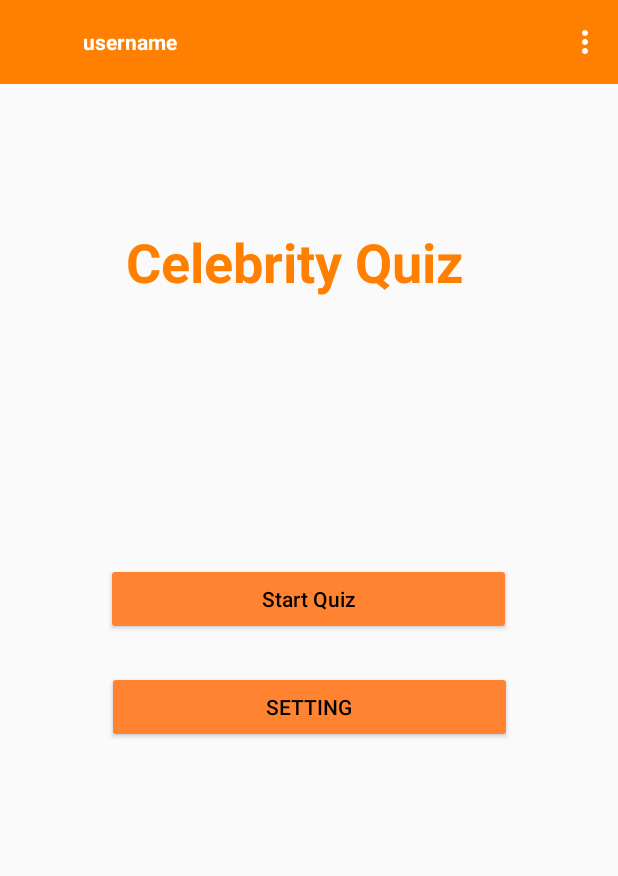
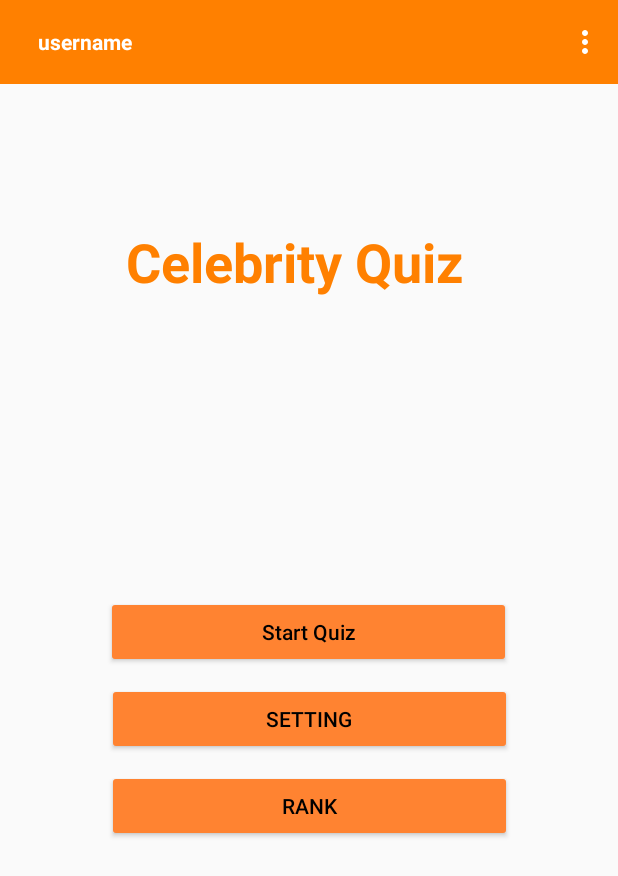
Before and after one commit to ChoYeonJun/CelebrityQuiz, an Android app: the screen it shows after launch once a user with an empty profile is signed in (StartActivity), on a phone screen of 412 x 824 dp. Shown: the top 876 px of the screen. Run offline under Robolectric (Android 15) with nearby library versions, the phone set to English and light mode, and no system bars; our stand-ins replace CircleImageView, Firebase (no records; nobody signed in at launch, a user with empty details on screens opened directly); pictures from the network do not load; 6 statements that could not run were skipped.

Commit message:
랭킹 화면 메인페이지 이동, 랭킹 기록 파일로 저장

```diff
--- a/app/src/main/java/com/example/celebrityquiz/StartActivity.java
+++ b/app/src/main/java/com/example/celebrityquiz/StartActivity.java
@@ -10,12 +10,16 @@ import android.widget.TextView;
 
 import com.bumptech.glide.Glide;
 import com.example.celebrityquiz.firebaseAccess.InitActivity;
+import com.example.celebrityquiz.firebaseAccess.RankActivity;
+import com.example.celebrityquiz.firebaseAccess.Record;
 import com.example.celebrityquiz.firebaseAccess.User;
 import com.google.firebase.auth.FirebaseAuth;
 import com.google.firebase.database.DataSnapshot;
 import com.google.firebase.database.DatabaseError;
 import com.google.firebase.database.FirebaseDatabase;
 import com.google.firebase.database.ValueEventListener;
+
+import java.util.ArrayList;
 
 import androidx.annotation.NonNull;
 import androidx.appcompat.widget.Toolbar;
@@ -25,6 +29,7 @@ import de.hdodenhof.circleimageview.CircleImageView;
 public class StartActivity extends MainActivity {
     private Button btn_setting;
     private Button btn_Start;
+    private Button btn_rank;
     TextView username;
     CircleImageView profile_image;
     @Override
@@ -39,6 +44,7 @@ public class StartActivity extends MainActivity {
         profile_image = findViewById(R.id.profile_image);
         btn_setting = findViewById(R.id.btn_setting);
         btn_Start = findViewById(R.id.btn_Start);
+        btn_rank = findViewById(R.id.btn_rank);
         btn_setting.setOnClickListener(new View.OnClickListener(){
             public void onClick(View v){
                 Intent intent = new Intent(StartActivity.this, MainActivity.class);
@@ -58,6 +64,14 @@ public class StartActivity extends MainActivity {
                 startActivity(intent);
 
             }
+        });
+
+        btn_rank.setOnClickListener(new View.OnClickListener(){
+            public void onClick(View v){
+                Intent intent = new Intent(StartActivity.this, RankActivity.class);
+                startActivity(intent); // 액티비티 이동.
+            }
+
         });
 
         firebaseUser = FirebaseAuth.getInstance().getCurrentUser();
@@ -80,7 +94,20 @@ public class StartActivity extends MainActivity {
 
             }
         });
-        }
+    }
+
+    public void rankButtonOnClick(View view) {
+
+        Intent intent = new Intent(com.example.celebrityquiz.StartActivity.this, RankActivity.class);
+//        intent.addFlags(Intent.FLAG_ACTIVITY_CLEAR_TASK | Intent.FLAG_ACTIVITY_NEW_TASK);
+
+
+//        ArrayList<Record> list = new ArrayList<Record>(recordList);
+//        intent.putExtra("recordList", list);
+//        intent.setFlags(Intent.FLAG_ACTIVITY_CLEAR_TOP | Intent.FLAG_ACTIVITY_SINGLE_TOP);
+        startActivity(intent);
+        finish();
+    }
     @Override
     public boolean onCreateOptionsMenu(Menu menu) {
         getMenuInflater().inflate(R.menu.main_menu, menu);
--- a/app/src/main/java/com/example/celebrityquiz/firebaseAccess/RankAdapter.java
+++ b/app/src/main/java/com/example/celebrityquiz/firebaseAccess/RankAdapter.java
@@ -5,6 +5,7 @@ import android.view.LayoutInflater;
 import android.view.View;
 import android.view.ViewGroup;
 import android.widget.TextView;
+import android.widget.Toast;
 
 import com.example.celebrityquiz.R;
 
@@ -51,6 +52,7 @@ public class RankAdapter extends RecyclerView.Adapter {
             elapsedTime.setText(("Elapsed Times: " + record.elapsedTime));
 
         }
+
     }
     @Override
     public int getItemCount() {
--- a/app/src/main/res/layout/activity_start.xml
+++ b/app/src/main/res/layout/activity_start.xml
@@ -5,7 +5,9 @@
     android:layout_width="match_parent"
     android:layout_height="match_parent"
     tools:context=".StartActivity">
+
     <LinearLayout
+        android:id="@+id/linearLayout2"
         android:layout_width="match_parent"
         android:layout_height="wrap_content"
         android:orientation="vertical"
@@ -26,11 +28,6 @@
                 android:theme="@style/ThemeOverlay.AppCompat.Dark.ActionBar"
                 app:popupTheme="@style/MenuStyle">
 
-                <de.hdodenhof.circleimageview.CircleImageView
-                    android:id="@+id/profile_image"
-                    android:layout_width="30dp"
-                    android:layout_height="30dp" />
-
                 <TextView
                     android:id="@+id/username"
                     android:layout_width="wrap_content"
@@ -40,6 +37,11 @@
                     android:text="username"
                     android:textColor="#fff"
                     android:textStyle="bold" />
+
+                <de.hdodenhof.circleimageview.CircleImageView
+                    android:id="@+id/profile_image"
+                    android:layout_width="30dp"
+                    android:layout_height="30dp" />
 
             </androidx.appcompat.widget.Toolbar>
 
@@ -62,7 +64,7 @@
         android:id="@+id/btn_Start"
         android:layout_width="270dp"
         android:layout_height="wrap_content"
-        android:layout_marginTop="128dp"
+        android:layout_marginTop="150dp"
         android:backgroundTint="#FF8331"
         android:elevation="2dp"
         android:enabled="true"
@@ -79,12 +81,26 @@
         android:id="@+id/btn_setting"
         android:layout_width="270dp"
         android:layout_height="wrap_content"
-        android:layout_marginTop="200dp"
+        android:layout_marginTop="10dp"
         android:backgroundTint="#FF8331"
         android:text="Setting"
         android:textColorLink="#FF5722"
         app:layout_constraintEnd_toEndOf="parent"
         app:layout_constraintStart_toStartOf="parent"
-        app:layout_constraintTop_toBottomOf="@+id/textView" />
+        app:layout_constraintTop_toBottomOf="@+id/btn_Start" />
+
+    <Button
+        android:id="@+id/btn_rank"
+        android:layout_width="270dp"
+        android:layout_height="wrap_content"
+        android:backgroundTint="#FF8331"
+        android:text="Rank"
+        android:layout_marginTop="10dp"
+
+        android:textColorLink="#FF5722"
+        app:layout_constraintEnd_toEndOf="parent"
+        app:layout_constraintHorizontal_bias="0.503"
+        app:layout_constraintStart_toStartOf="parent"
+        app:layout_constraintTop_toBottomOf="@+id/btn_setting" />
 
 </androidx.constraintlayout.widget.ConstraintLayout>
```
Also changed, not shown: app/src/main/java/com/example/celebrityquiz/SolutionActivity.java (+40 -10 lines), app/src/main/java/com/example/celebrityquiz/firebaseAccess/RankActivity.java (+47 -6 lines).
